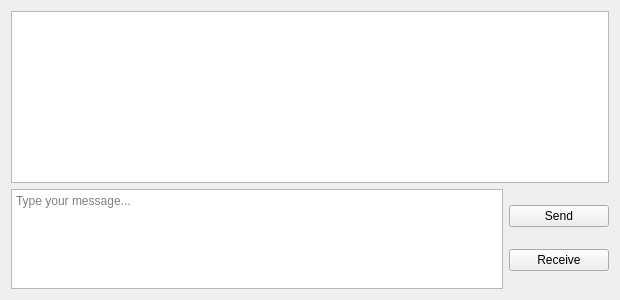
This is src/client-desktop/ui/chat_widget.ui in kovdan01/melon as Qt 5 draws it before an edit. The edited form follows.
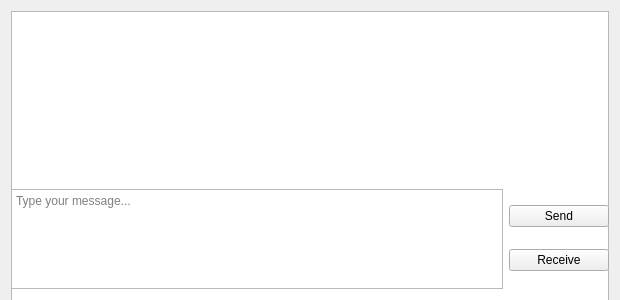
This is the edited form.

What changed in the file:
```diff
--- a/src/client-desktop/ui/chat_widget.ui
+++ b/src/client-desktop/ui/chat_widget.ui
@@ -30,15 +30,21 @@
   </property>
   <layout class="QVBoxLayout" name="verticalLayout_3">
    <item>
-    <layout class="QVBoxLayout" name="verticalLayout" stretch="20,1">
+    <layout class="QVBoxLayout" name="verticalLayout" stretch="5,1">
      <item>
       <widget class="QListWidget" name="MsgList">
        <property name="sizePolicy">
-        <sizepolicy hsizetype="Preferred" vsizetype="Preferred">
+        <sizepolicy hsizetype="Preferred" vsizetype="MinimumExpanding">
          <horstretch>0</horstretch>
          <verstretch>0</verstretch>
         </sizepolicy>
        </property>
+       <property name="minimumSize">
+        <size>
+         <width>0</width>
+         <height>300</height>
+        </size>
+       </property>
        <property name="font">
         <font>
          <kerning>true</kerning>
@@ -77,6 +83,9 @@
        <property name="resizeMode">
         <enum>QListView::Adjust</enum>
        </property>
+       <property name="viewMode">
+        <enum>QListView::ListMode</enum>
+       </property>
        <property name="wordWrap">
         <bool>true</bool>
        </property>
```
Left out of the diff: 22 changed lines with no effect on the pictures.
